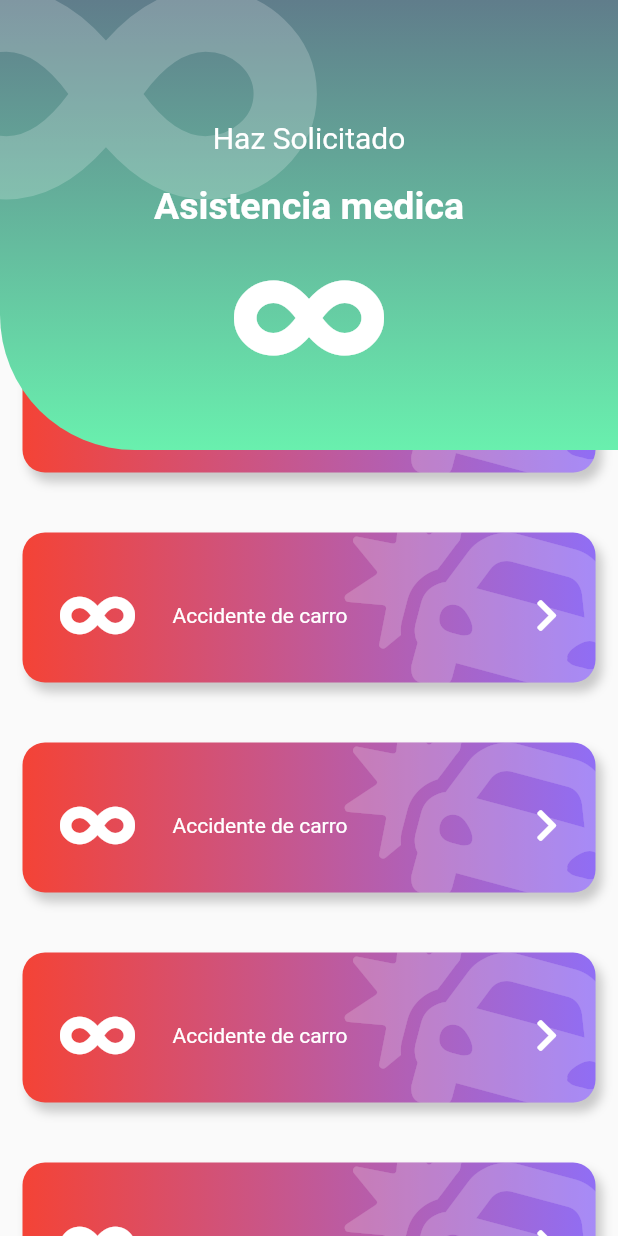
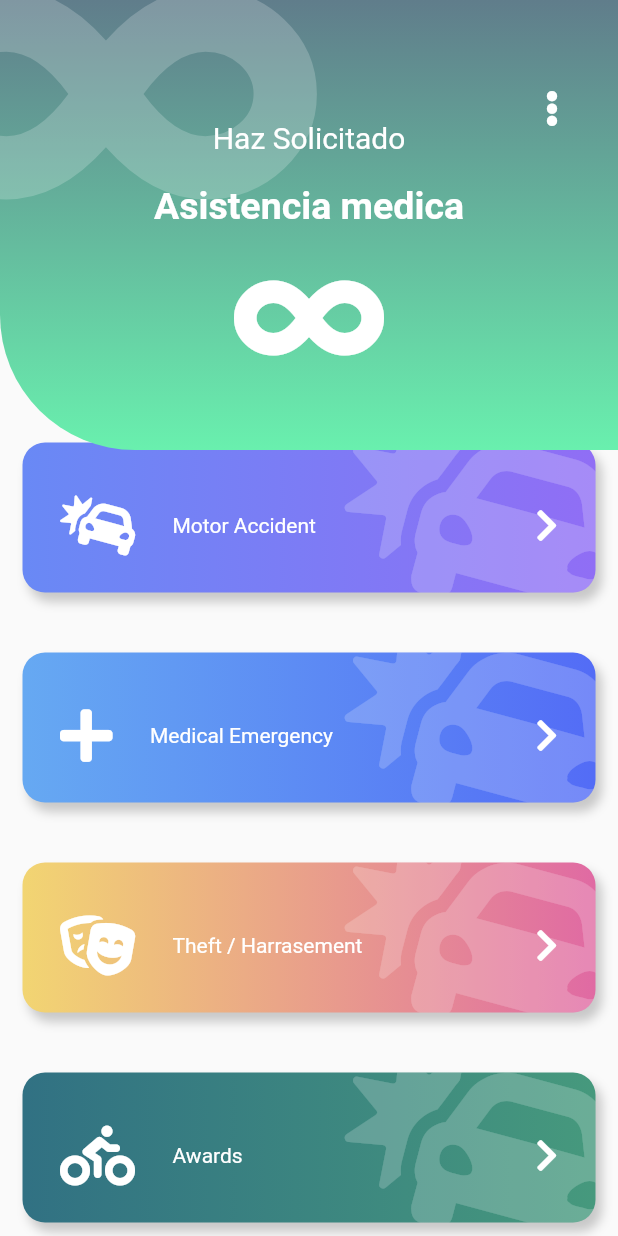
Before and after one commit to rramsol/animacionesFlutterYDise-os, a Flutter app: the EmergencyPage screen opened directly, on a phone screen of 412 x 824 dp. Run offline on Flutter 3.47's test engine with Material 2 defaults, Android fonts, the phone set to English and light mode, and no system bars; our stand-ins replace animate_do, flutter_svg, font_awesome_flutter.

Commit message:
termine alert page

```diff
--- a/lib/main.dart
+++ b/lib/main.dart
@@ -1,11 +1,9 @@
 
 import 'package:backgroundscustompainter/src/pages/emergency_page.dart';
+import 'package:backgroundscustompainter/src/pages/sliver_list_page.dart';
 import 'package:flutter/material.dart';
 
 import 'package:backgroundscustompainter/src/pages/pinteres_page.dart';
-
-
-
 
 void main() => runApp(MyApp());
 
@@ -15,7 +13,7 @@ class MyApp extends StatelessWidget {
     return MaterialApp(
       debugShowCheckedModeBanner: false,
       title: 'Material App',
-      home: EmergencyPage(),
+      home: SliverListPage(),
     );
   }
 }
--- a/lib/src/pages/emergency_page.dart
+++ b/lib/src/pages/emergency_page.dart
@@ -1,3 +1,4 @@
+import 'package:animate_do/animate_do.dart';
 import 'package:backgroundscustompainter/src/widgets/Boton_gordo.dart';
 import 'package:backgroundscustompainter/src/widgets/headers.dart';
 import 'package:flutter/material.dart';
@@ -15,6 +16,9 @@ class ItemBoton {
 
 class EmergencyPage extends StatelessWidget {
 
+  @override
+  Widget build(BuildContext context) {
+
     final items = <ItemBoton>[
       new ItemBoton( FontAwesomeIcons.carCrash, 'Motor Accident', Color(0xff6989F5), Color(0xff906EF5) ),
       new ItemBoton( FontAwesomeIcons.plus, 'Medical Emergency', Color(0xff66A9F2), Color(0xff536CF6) ),
@@ -30,31 +34,33 @@ class EmergencyPage extends StatelessWidget {
       new ItemBoton( FontAwesomeIcons.biking, 'Awards', Color(0xff317183), Color(0xff46997D) ),
     ];
 
+    List<Widget> itemMap = items.map((e) =>
+        ZoomIn(
+          child: BotonGordo(
+            icon: e.icon,
+            texto: e.texto,
+            color1: e.color1,
+            color2: e.color2,
+            onPress: (){ print('hola');},
+    ),
+        )).toList();
 
-  @override
-  Widget build(BuildContext context) {
+
     return Scaffold(
       body: Stack(
         children: <Widget>[
           Container(
             margin: EdgeInsets.only(top: 200),
             child: ListView(
+              physics: BouncingScrollPhysics(),
               children: <Widget>[
-                BotonGordoTemp(),
-                BotonGordoTemp(),
-                BotonGordoTemp(),
-                BotonGordoTemp(),
-                BotonGordoTemp(),
+                SizedBox(height: 80,),
+                ...itemMap
               ],
             ),
           ),
 
-          IconHeader(
-            iconPrincipal: FontAwesomeIcons.infinity,
-            titulo: 'Haz Solicitado',
-            subTitulo: 'Asistencia medica',
-            iconFondo: FontAwesomeIcons.infinity,
-          ),
+          _Encabezado(),
         ],
 
       )
@@ -62,7 +68,35 @@ class EmergencyPage extends StatelessWidget {
   }
 }
 
+class _Encabezado extends StatelessWidget {
+  @override
+  Widget build(BuildContext context) {
+    return Stack(
+      children: [
+        IconHeader(
+          iconPrincipal: FontAwesomeIcons.infinity,
+          titulo: 'Haz Solicitado',
+          subTitulo: 'Asistencia medica',
+          iconFondo: FontAwesomeIcons.infinity,
+        ),
+        Positioned(
+          right: 0,
+          top: 45,
+          child: RawMaterialButton(
+              onPressed: (){},
+              padding: EdgeInsets.all(15.0),
+              shape: CircleBorder(),
+              elevation: 90,
+              child: FaIcon(FontAwesomeIcons.ellipsisV,color: Colors.white,)
+          ),
+        )
+      ],
+    );
+  }
+}
+
 class BotonGordoTemp extends StatelessWidget {
+
   const BotonGordoTemp({
     Key key,
   }) : super(key: key);
--- /dev/null
+++ b/lib/src/pages/sliver_list_page.dart
@@ -0,0 +1,19 @@
+import 'package:flutter/material.dart';
+
+class SliverListPage extends StatelessWidget {
+  @override
+  Widget build(BuildContext context) {
+    return Scaffold(
+      body: _ListaTareas(),
+    );
+  }
+}
+
+class _ListaTareas extends StatelessWidget {
+  @override
+  Widget build(BuildContext context) {
+    return Container(
+
+    );
+  }
+}
--- a/pubspec.yaml
+++ b/pubspec.yaml
@@ -31,6 +31,7 @@ dependencies:
   provider: ^4.2.0
   flutter_staggered_grid_view: ^0.3.0
   font_awesome_flutter: ^8.8.1
+  animate_do: ^1.7.2
 
 dev_dependencies:
   flutter_test:
```
Also changed, not shown: pubspec.lock. Lines whose indentation alone changed are shown as unchanged.
